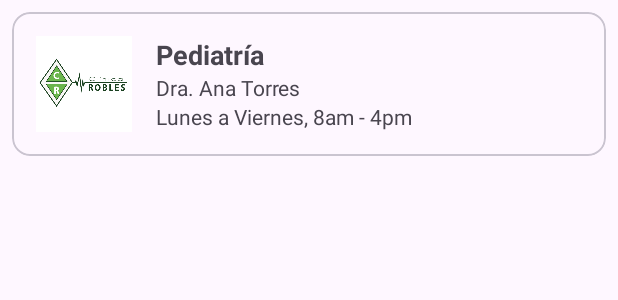
After one commit to r-leyton/ClinicaRoblesAppS5, an Android app: the layout item_especialidad.xml on its own in the app's theme, with its tools: preview values and no code run, on a phone screen of 412 x 824 dp. The commit adds this screen. Shown: the top 300 px of the screen. Run offline under Robolectric (Android 15) with nearby library versions, the phone set to English and light mode, and no system bars.

Commit message:
feat:implementando_listado-Especialidades

```diff
--- /dev/null
+++ b/app/src/main/res/layout/item_especialidad.xml
@@ -0,0 +1,53 @@
+<?xml version="1.0" encoding="utf-8"?>
+<com.google.android.material.card.MaterialCardView
+    xmlns:android="http://schemas.android.com/apk/res/android"
+    xmlns:app="http://schemas.android.com/apk/res-auto"
+    android:layout_width="match_parent"
+    android:layout_height="wrap_content"
+    android:layout_margin="8dp"
+    android:elevation="4dp"
+    app:cardCornerRadius="12dp">
+
+    <LinearLayout
+        android:layout_width="match_parent"
+        android:layout_height="wrap_content"
+        android:orientation="horizontal"
+        android:padding="16dp">
+
+        <ImageView
+            android:id="@+id/imgEspecialidad"
+            android:layout_width="64dp"
+            android:layout_height="64dp"
+            android:src="@drawable/logo"
+            android:layout_marginEnd="16dp" />
+
+        <LinearLayout
+            android:layout_width="0dp"
+            android:layout_height="wrap_content"
+            android:layout_weight="1"
+            android:orientation="vertical">
+
+            <TextView
+                android:id="@+id/tvNombre"
+                android:text="Pediatría"
+                android:textSize="18sp"
+                android:textStyle="bold"
+                android:layout_height="match_parent"
+                android:layout_width="match_parent"/>
+
+            <TextView
+                android:id="@+id/tvMedico"
+                android:text="Dra. Ana Torres"
+                android:textSize="14sp"
+                android:layout_height="match_parent"
+                android:layout_width="match_parent"/>
+
+            <TextView
+                android:id="@+id/tvHorario"
+                android:text="Lunes a Viernes, 8am - 4pm"
+                android:textSize="14sp"
+                android:layout_height="match_parent"
+                android:layout_width="match_parent"/>
+        </LinearLayout>
+    </LinearLayout>
+</com.google.android.material.card.MaterialCardView>
```
Also changed, not shown: app/src/main/java/com/example/clinicaroblesapps5/EspecialidadAdapter.kt (added, +38 -0 lines), app/src/main/java/com/example/clinicaroblesapps5/MainActivity.kt (+31 -5 lines), app/src/main/res/layout/activity_main.xml (+7 -6 lines), app/src/main/res/layout/activity_splash.xml (+14 -2 lines).
